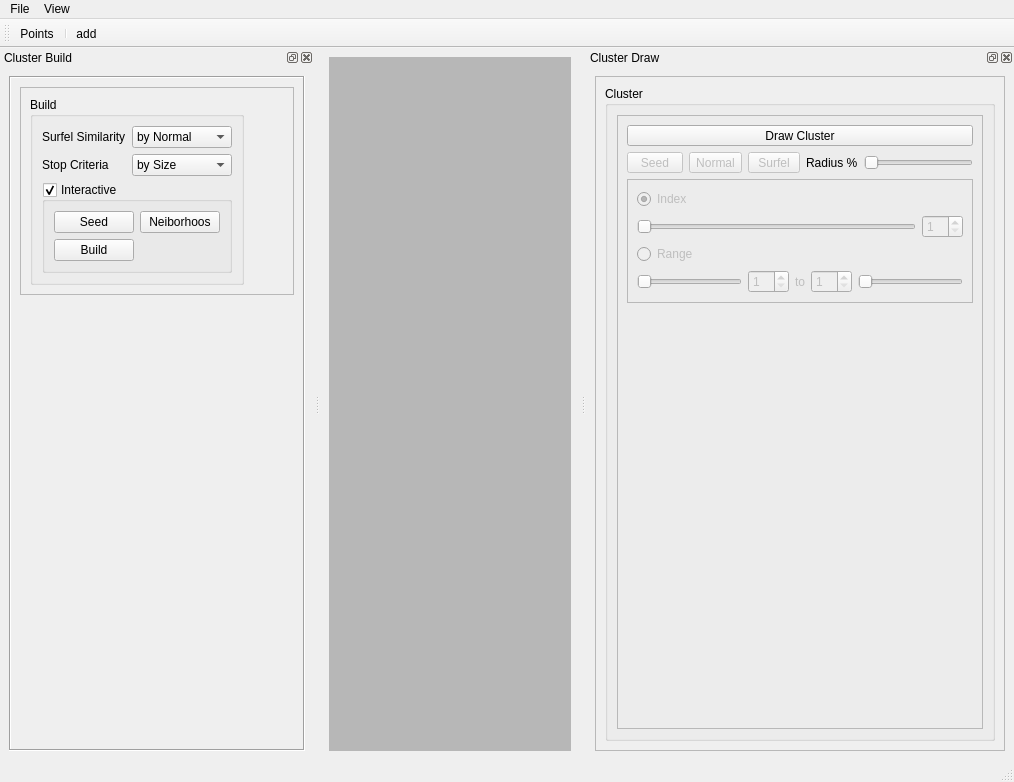
Before: the Qt Designer form lodpbr/Qt/UI/lodpbr.ui in duststorm/lodpbr, drawn with Qt 5.
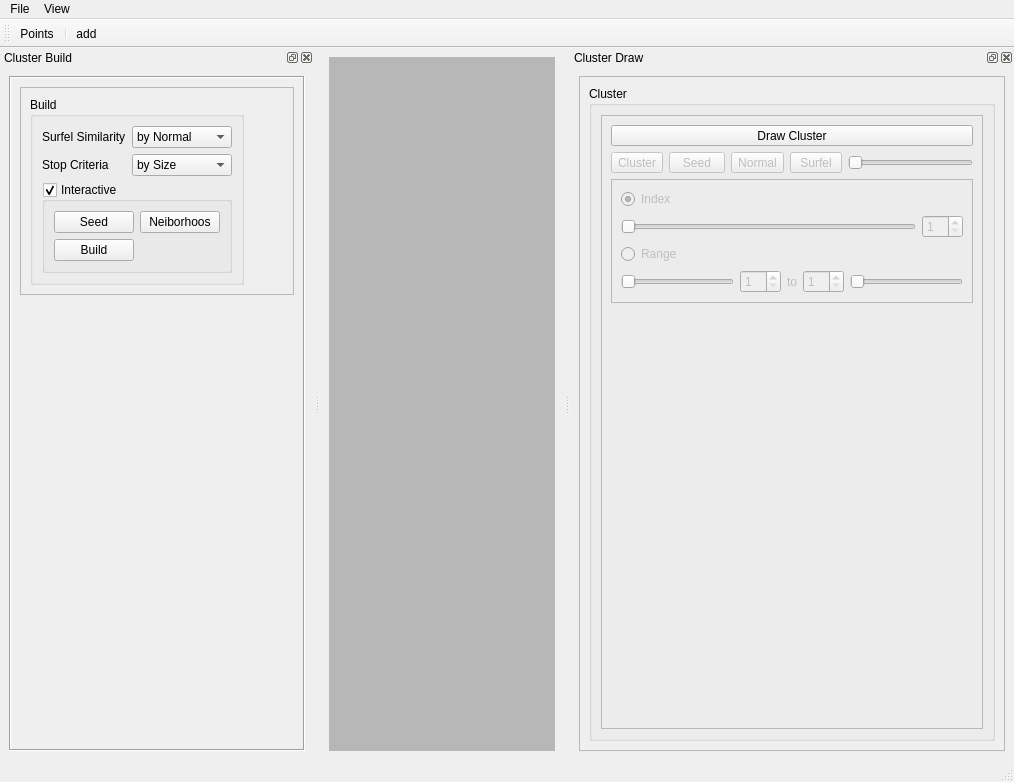
After: the same form once the commit is applied.

The edit to the form file:
```diff
--- a/lodpbr/Qt/UI/lodpbr.ui
+++ b/lodpbr/Qt/UI/lodpbr.ui
@@ -86,7 +86,7 @@
    </property>
    <property name="minimumSize">
     <size>
-     <width>428</width>
+     <width>444</width>
      <height>705</height>
     </size>
    </property>
@@ -149,6 +149,19 @@
               </item>
               <item>
                <layout class="QHBoxLayout" name="horizontalLayout_13">
+                <item>
+                 <widget class="QToolButton" name="toolButtonClusterDraw">
+                  <property name="enabled">
+                   <bool>false</bool>
+                  </property>
+                  <property name="text">
+                   <string>Cluster</string>
+                  </property>
+                  <property name="checkable">
+                   <bool>true</bool>
+                  </property>
+                 </widget>
+                </item>
                 <item>
                  <widget class="QToolButton" name="toolButtonClusterDrawSeed">
                   <property name="enabled">
@@ -188,13 +201,6 @@
                   </property>
                  </widget>
                 </item>
-                <item>
-                 <widget class="QLabel" name="label_3">
-                  <property name="text">
-                   <string>Radius %</string>
-                  </property>
-                 </widget>
-                </item>
                 <item>
                  <widget class="QSlider" name="sliderClusterSurfelRadius">
                   <property name="enabled">
```
Left out of the diff: 137 changed lines with no effect on the pictures.
